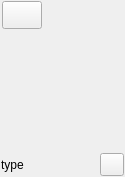
This is ui/scene_card.ui in zkovari/plotlyst as Qt 5 draws it before an edit. The edited form follows.
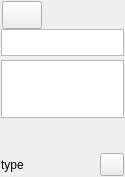
This is the edited form. Custom widgets are drawn as their Qt base class.

Commit message: More transparent styles

What changed in the file:
```diff
--- a/ui/scene_card.ui
+++ b/ui/scene_card.ui
@@ -128,11 +128,6 @@
           <height>50</height>
          </size>
         </property>
-        <property name="styleSheet">
-         <string notr="true">border: 0px;
-background-color: rgba(0, 0, 0, 0);
-</string>
-        </property>
         <property name="verticalScrollBarPolicy">
          <enum>Qt::ScrollBarAlwaysOff</enum>
         </property>
@@ -180,11 +175,6 @@
        <height>16777215</height>
       </size>
      </property>
-     <property name="styleSheet">
-      <string notr="true">border: 0px;
-background-color: rgba(0,0,0,0);
-</string>
-     </property>
      <property name="verticalScrollBarPolicy">
       <enum>Qt::ScrollBarAlwaysOff</enum>
      </property>
```
Left out of the diff: 28 changed lines with no effect on the pictures. The commit also changes 8 other files.
